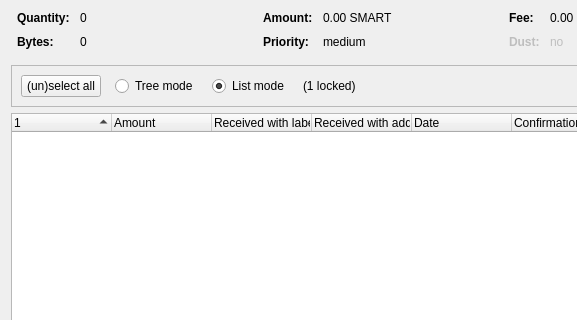
The window that src/qt/forms/coincontroldialog.ui (SmartCash/Core-Smart) describes before a commit, drawn with Qt 5; both pictures show x 0 to 577 and y 0 to 320 of the 1000 by 500 pixel window.
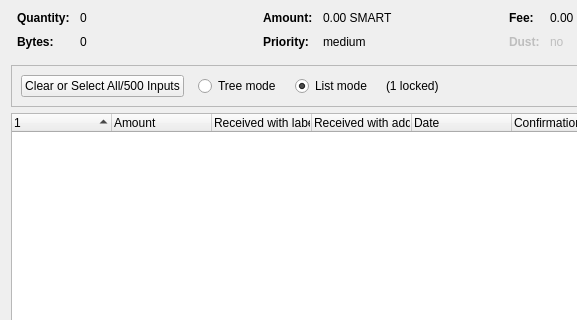
The same window after the commit. Custom widgets are drawn as their Qt base class.

```diff
--- a/src/qt/forms/coincontroldialog.ui
+++ b/src/qt/forms/coincontroldialog.ui
@@ -361,7 +361,7 @@
            </sizepolicy>
           </property>
           <property name="text">
-           <string>(un)select all</string>
+           <string>Clear or Select All/500 Inputs</string>
           </property>
           <property name="autoDefault">
            <bool>false</bool>
```
